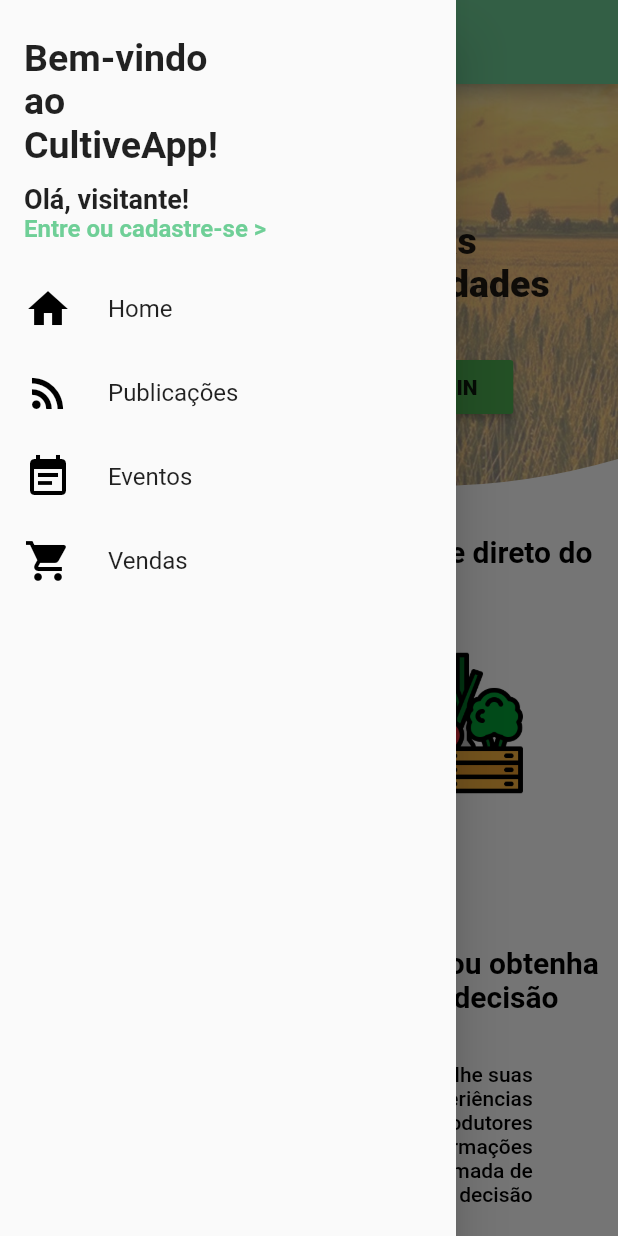
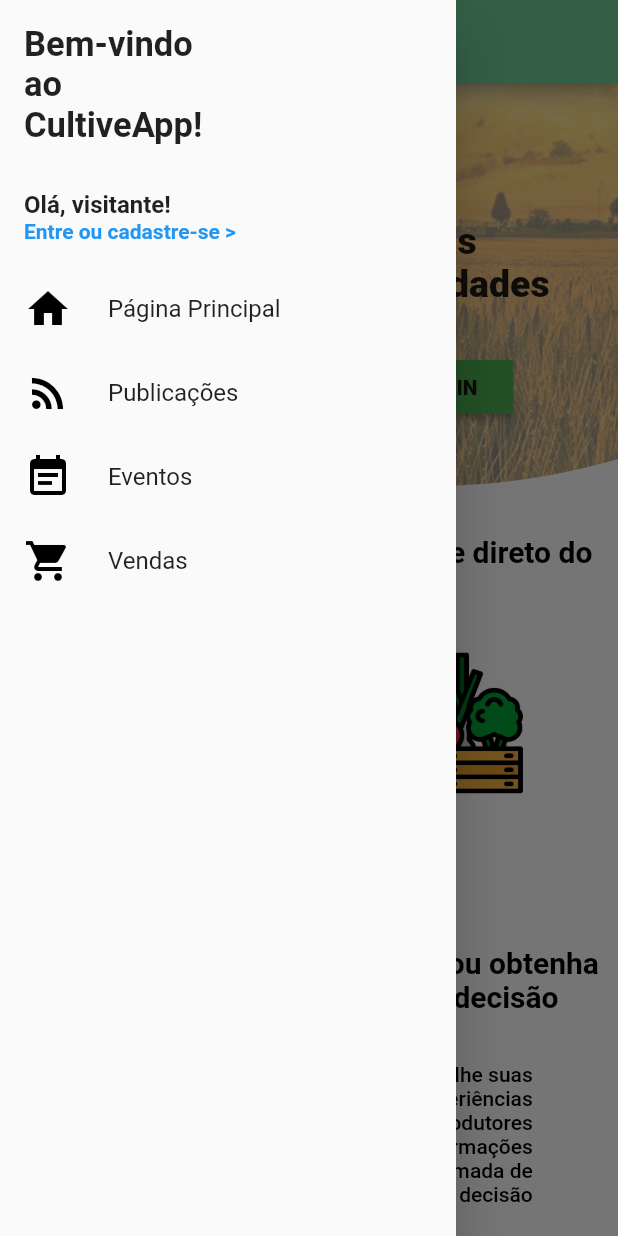
Before and after one commit to DenisBarbosa123/CultiveApp, a Flutter app: the PresentationScreen screen opened directly, with the side drawer open, on a phone screen of 412 x 824 dp. Run offline on Flutter 3.47's test engine with Material 2 defaults, Android fonts, the phone set to English and light mode, and no system bars; our stand-ins replace carousel_pro, dio, firebase_messaging, firebase_storage, flutter_chips_input, flutter_local_notifications and 8 more; missing offline and left inert: bloc_pattern, flutter_absolute_path, json_store, multi_image_picker, search_choices; accounts and stored records are empty; network calls fail; statements that could not run were skipped.

Commit message:
corrigido bugs na venda, comentario e drawer e criação de perfil com foto

```diff
--- a/lib/screens/create_sale_screen.dart
+++ b/lib/screens/create_sale_screen.dart
@@ -172,7 +172,8 @@ class _CreateSaleScreenState extends State<CreateSaleScreen> {
                 ),
                 TextFormField(
                     validator: (value) {
-                      if (double.parse(value) < 1) return "Campo Obrigatório";
+                      if (double.parse(value.replaceAll(",", "")) < 0.1)
+                        return "Campo Obrigatório";
                       return null;
                     },
                     controller: _lowPrice,
--- a/lib/tabs/quotation_tabs.dart
+++ b/lib/tabs/quotation_tabs.dart
@@ -72,7 +72,7 @@ class _QuotationTabsState extends State<QuotationTabs> {
                       );
                     }
                     return _buildCard(
-                        title: "Saca de Trigo",
+                        title: "Tonelada de Trigo",
                         imageName: "assets/wheat.png",
                         isIncreased: isIncreased(
                             snapshot.data.firstPrice, snapshot.data.lastPrice),
--- a/lib/widgets/custom_drawer.dart
+++ b/lib/widgets/custom_drawer.dart
@@ -61,12 +61,12 @@ class _CustomDrawerState extends State<CustomDrawer> {
                       child: Stack(
                         children: <Widget>[
                           Positioned(
-                              top: 8.0,
+                              top: 0.0,
                               left: 0.0,
                               child: Text(
                                 "Bem-vindo\nao\nCultiveApp!",
                                 style: TextStyle(
-                                    fontSize: 25.0,
+                                    fontSize: 23.0,
                                     fontWeight: FontWeight.bold),
                               )),
                           Positioned(
@@ -77,14 +77,14 @@ class _CustomDrawerState extends State<CustomDrawer> {
                                 children: <Widget>[
                                   Text("Olá, visitante!",
                                       style: TextStyle(
-                                          fontSize: 18.0,
+                                          fontSize: 16.0,
                                           fontWeight: FontWeight.bold)),
                                   GestureDetector(
                                     child: Text(
                                       "Entre ou cadastre-se >",
                                       style: TextStyle(
-                                          color: Theme.of(context).primaryColor,
-                                          fontSize: 16.0,
+                                          color: Colors.blue[500],
+                                          fontSize: 14.0,
                                           fontWeight: FontWeight.bold),
                                     ),
                                     onTap: () {
@@ -107,7 +107,7 @@ class _CustomDrawerState extends State<CustomDrawer> {
                     size: 32.0,
                   ),
                   title: Text(
-                    "Home",
+                    "Página Principal",
                     style:
                         TextStyle(fontSize: 16.0, fontWeight: FontWeight.w400),
                   ),
```
Also changed, not shown: lib/screens/comments_screen.dart (+11 -3 lines), lib/screens/subscription/screen3.dart (+7 -4 lines), lib/tiles/comment_tile.dart (+28 -16 lines), lib/tiles/drawer_tile.dart (deleted, +0 -37 lines).
